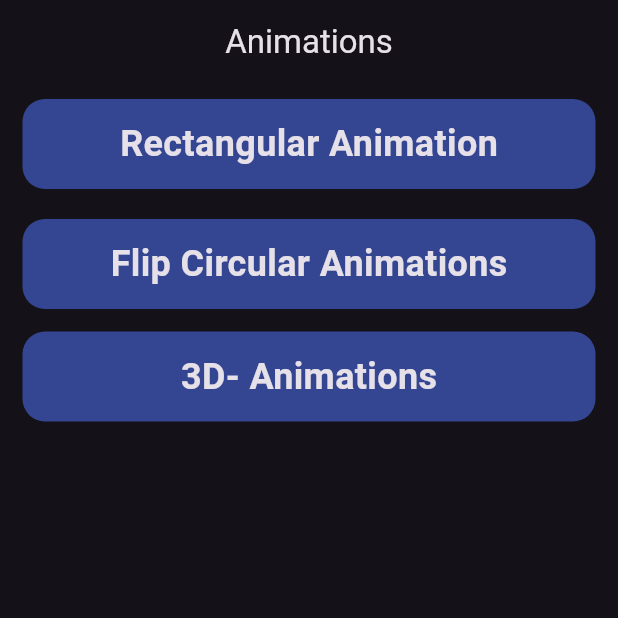
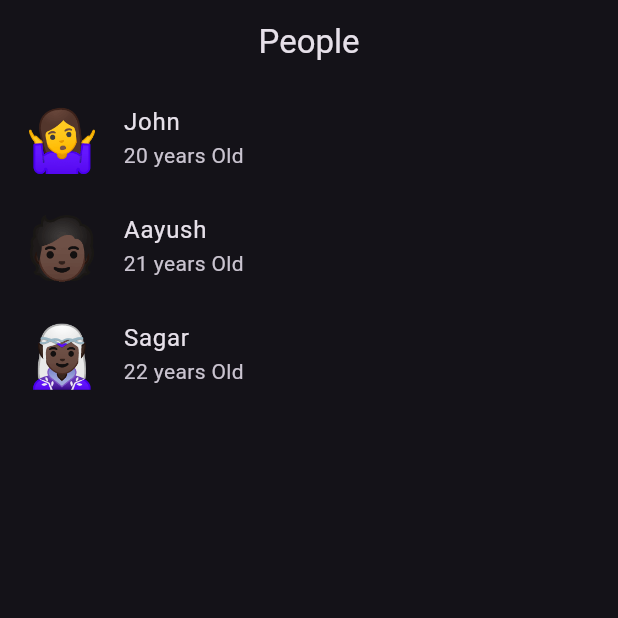
Before and after one commit to rabiaryal/flutter_animations_024, a Flutter app: the screen it shows after launch, on a phone screen of 412 x 824 dp, the top half of it. Run offline on Flutter 3.47's test engine with Material 3 defaults, Android fonts, the phone set to English and light mode, and no system bars.

```diff
--- a/lib/main.dart
+++ b/lib/main.dart
@@ -1,6 +1,7 @@
 import 'package:flutter/material.dart';
 
 import 'package:flutter_animations_024/homepage.dart';
+import 'package:flutter_animations_024/otheranimation/heroanimation.dart';
 
 void main() {
   runApp(const MyApp());
@@ -18,7 +19,8 @@ class MyApp extends StatelessWidget {
       themeMode: ThemeMode.dark,
       debugShowCheckedModeBanner: false,
       debugShowMaterialGrid: false,
-      home: HomePageScreen(),
+      home: HeroAnimation()
+      // HomePageScreen(),
       // CircularAnimation(),
     );
   }
--- /dev/null
+++ b/lib/otheranimation/heroanimation.dart
@@ -0,0 +1,52 @@
+import 'package:flutter/material.dart';
+
+@immutable
+class Person {
+  final String name;
+  final int age;
+  final String emoji;
+
+  const Person({
+    required this.name,
+    required this.age,
+    required this.emoji,
+  });
+}
+
+const people = [
+  Person(name: 'John', age: 20, emoji: '🤷‍♀️'),
+  Person(name: 'Aayush', age: 21, emoji: '🧑🏿'),
+  Person(name: 'Sagar', age: 22, emoji: '🧝🏿‍♀️'),
+];
+
+class HeroAnimation extends StatefulWidget {
+  const HeroAnimation({super.key});
+
+  @override
+  State<HeroAnimation> createState() => _HeroAnimationState();
+}
+
+class _HeroAnimationState extends State<HeroAnimation> {
+  @override
+  Widget build(BuildContext context) {
+    return Scaffold(
+      appBar: AppBar(
+        title: const Text("People"),
+        centerTitle: true,
+      ),
+      body: ListView.builder(
+          itemCount: people.length,
+          itemBuilder: (context, index) {
+            final person = people[index];
+            return ListTile(
+              title: Text(person.name),
+              subtitle: Text('${person.age} years Old '),
+              leading: Text(
+                person.emoji,
+                style: const TextStyle(fontSize: 40),
+              ),
+            );
+          }),
+    );
+  }
+}
```
Also changed, not shown: lib/homepage.dart (+10 -0 lines).
